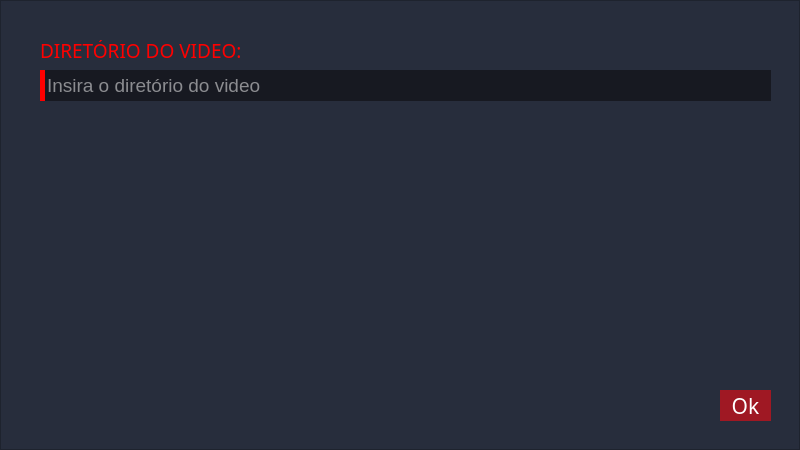
The window that reddragons/interface/ui_files/diretorio.ui (Red-Dragons-UFSCar/red-visao) describes before a commit, drawn with Qt 5.
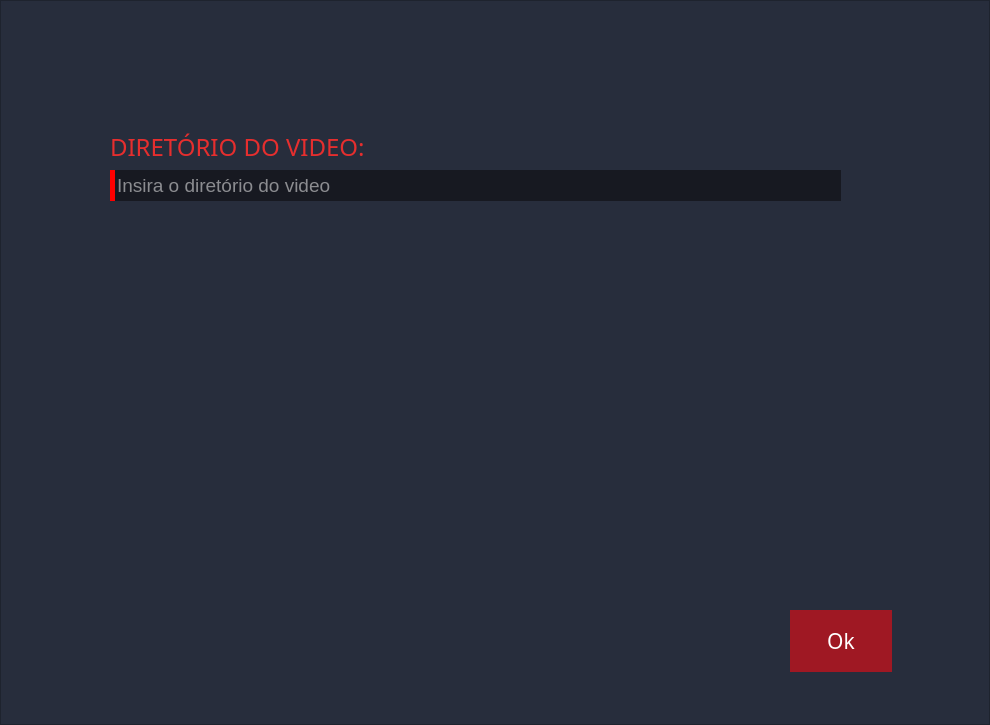
The same window after the commit. Icons and pictures are not drawn.

Commit message: redimensao centroseangulos.ui e diretorio.ui

What changed in the file:
```diff
--- a/reddragons/interface/ui_files/diretorio.ui
+++ b/reddragons/interface/ui_files/diretorio.ui
@@ -6,20 +6,20 @@
    <rect>
     <x>0</x>
     <y>0</y>
-    <width>800</width>
-    <height>450</height>
+    <width>990</width>
+    <height>725</height>
    </rect>
   </property>
   <property name="minimumSize">
    <size>
-    <width>800</width>
-    <height>450</height>
+    <width>990</width>
+    <height>725</height>
    </size>
   </property>
   <property name="maximumSize">
    <size>
-    <width>800</width>
-    <height>450</height>
+    <width>990</width>
+    <height>725</height>
    </size>
   </property>
   <property name="windowTitle">
@@ -28,14 +28,14 @@
   <widget class="QWidget" name="Diretorio_2">
    <property name="minimumSize">
     <size>
-     <width>800</width>
-     <height>450</height>
+     <width>990</width>
+     <height>725</height>
     </size>
    </property>
    <property name="maximumSize">
     <size>
-     <width>800</width>
-     <height>450</height>
+     <width>990</width>
+     <height>725</height>
     </size>
    </property>
    <layout class="QVBoxLayout" name="verticalLayout">
@@ -61,14 +61,14 @@
       </property>
       <property name="minimumSize">
        <size>
-        <width>800</width>
-        <height>450</height>
+        <width>990</width>
+        <height>725</height>
        </size>
       </property>
       <property name="maximumSize">
        <size>
-        <width>800</width>
-        <height>450</height>
+        <width>990</width>
+        <height>725</height>
        </size>
       </property>
       <property name="font">
@@ -93,8 +93,8 @@
       <widget class="QWidget" name="DetalheVermelho" native="true">
        <property name="geometry">
         <rect>
-         <x>40</x>
-         <y>70</y>
+         <x>110</x>
+         <y>170</y>
          <width>5</width>
          <height>31</height>
         </rect>
@@ -118,8 +118,8 @@
       <widget class="QPushButton" name="btnDiretorioEscolher">
        <property name="geometry">
         <rect>
-         <x>730</x>
-         <y>70</y>
+         <x>800</x>
+         <y>170</y>
          <width>41</width>
          <height>31</height>
         </rect>
@@ -160,22 +160,22 @@
       <widget class="QPushButton" name="btnDiretorioOk">
        <property name="geometry">
         <rect>
-         <x>720</x>
-         <y>390</y>
-         <width>51</width>
-         <height>31</height>
+         <x>790</x>
+         <y>610</y>
+         <width>102</width>
+         <height>62</height>
         </rect>
        </property>
        <property name="minimumSize">
         <size>
-         <width>51</width>
-         <height>31</height>
+         <width>102</width>
+         <height>62</height>
         </size>
        </property>
        <property name="maximumSize">
         <size>
-         <width>51</width>
-         <height>31</height>
+         <width>102</width>
+         <height>62</height>
         </size>
        </property>
        <property name="font">
@@ -218,9 +218,9 @@
       <widget class="QLineEdit" name="CaminhoVideo">
        <property name="geometry">
         <rect>
-         <x>45</x>
-         <y>70</y>
-         <width>686</width>
+         <x>115</x>
+         <y>170</y>
+         <width>691</width>
          <height>31</height>
         </rect>
        </property>
@@ -232,7 +232,7 @@
        </property>
        <property name="maximumSize">
         <size>
-         <width>686</width>
+         <width>691</width>
          <height>31</height>
         </size>
        </property>
@@ -259,10 +259,10 @@
       <widget class="QLabel" name="label">
        <property name="geometry">
         <rect>
-         <x>40</x>
-         <y>40</y>
+         <x>110</x>
+         <y>130</y>
          <width>551</width>
-         <height>21</height>
+         <height>31</height>
         </rect>
        </property>
        <property name="font">
@@ -275,7 +275,7 @@
         <string notr="true">color: rgb(255, 0, 0);</string>
        </property>
        <property name="text">
-        <string>DIRETÓRIO DO VIDEO:</string>
+        <string>&lt;html&gt;&lt;head/&gt;&lt;body&gt;&lt;p&gt;&lt;span style=&quot; font-size:18pt; color:#e62e2e;&quot;&gt;DIRETÓRIO DO VIDEO:&lt;/span&gt;&lt;/p&gt;&lt;/body&gt;&lt;/html&gt;</string>
        </property>
       </widget>
      </widget>
```
The commit also changes 1 other file.
